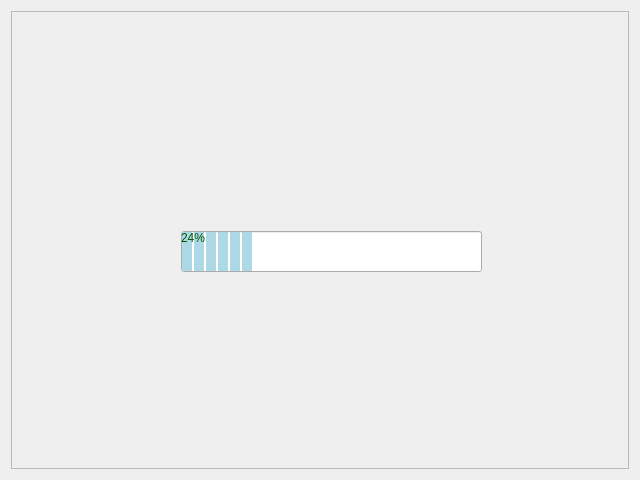
The window that Source code/view/ui/splash.ui (hunglequoc2001/Capstone_TKXDPM.20221_Group8) describes before a commit, drawn with Qt 5.
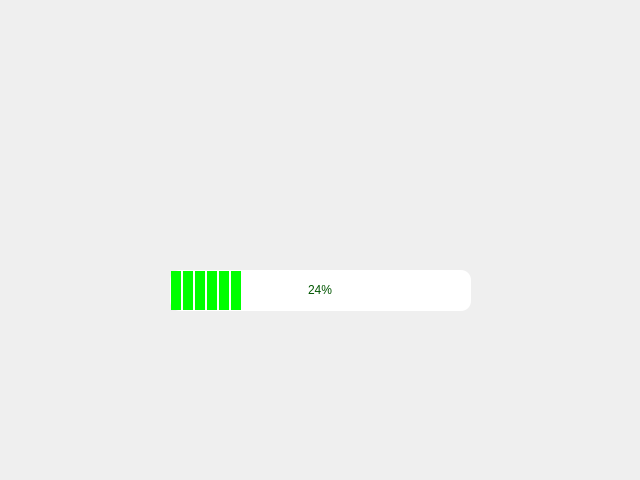
The same window after the commit. Icons and pictures are not drawn.

Commit message: Hoan thien phan Splash Screen

What changed in the file:
```diff
--- a/Source code/view/ui/splash.ui
+++ b/Source code/view/ui/splash.ui
@@ -27,20 +27,11 @@
     margin: 1px;
 }</string>
   </property>
-  <layout class="QHBoxLayout" name="horizontalLayout">
-   <item>
-    <widget class="QFrame" name="frame">
-     <property name="frameShape">
-      <enum>QFrame::StyledPanel</enum>
-     </property>
-     <property name="frameShadow">
-      <enum>QFrame::Raised</enum>
-     </property>
      <widget class="QLabel" name="label">
       <property name="geometry">
        <rect>
-        <x>210</x>
-        <y>70</y>
+     <x>230</x>
+     <y>120</y>
         <width>171</width>
         <height>111</height>
        </rect>
@@ -59,7 +50,7 @@
       <property name="geometry">
        <rect>
         <x>170</x>
-        <y>220</y>
+     <y>270</y>
         <width>301</width>
         <height>41</height>
        </rect>
@@ -71,17 +62,25 @@
        </sizepolicy>
       </property>
       <property name="styleSheet">
-       <string notr="true">font: bold 16pt &quot;Arial&quot;;
-color: rgb(0, 85, 0);
-</string>
+    <string notr="true">QProgressBar{
+	font: bold 16pt &quot;Arial&quot;;
+	color: rgb(0, 85, 0);
+	border-radius:10px;
+	background-color: rgb(255, 255, 255);
+}
+QProgressBar::chunk{
+	border-radius: 10px;
+	
+	background-color: rgb(0, 255, 0);
+}</string>
       </property>
       <property name="value">
        <number>24</number>
       </property>
-     </widget>
-    </widget>
-   </item>
-  </layout>
+   <property name="alignment">
+    <set>Qt::AlignCenter</set>
+   </property>
+  </widget>
  </widget>
  <resources/>
  <connections/>
```
Lines whose indentation alone changed are shown as unchanged. The commit also changes 3 other files.
